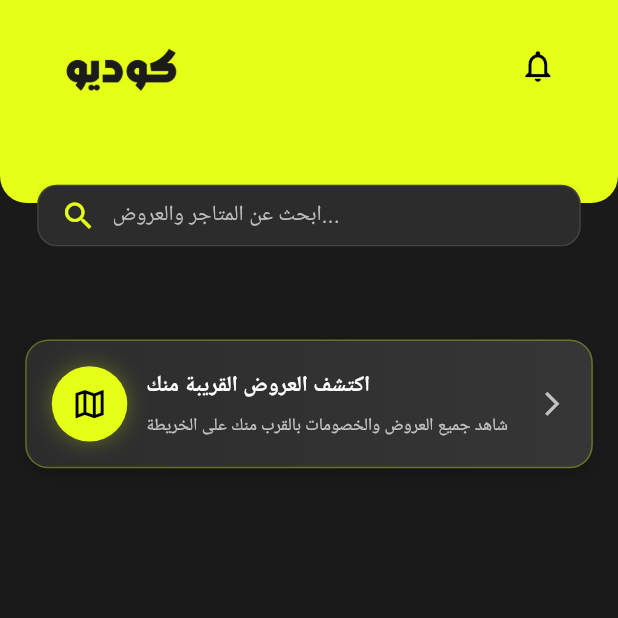
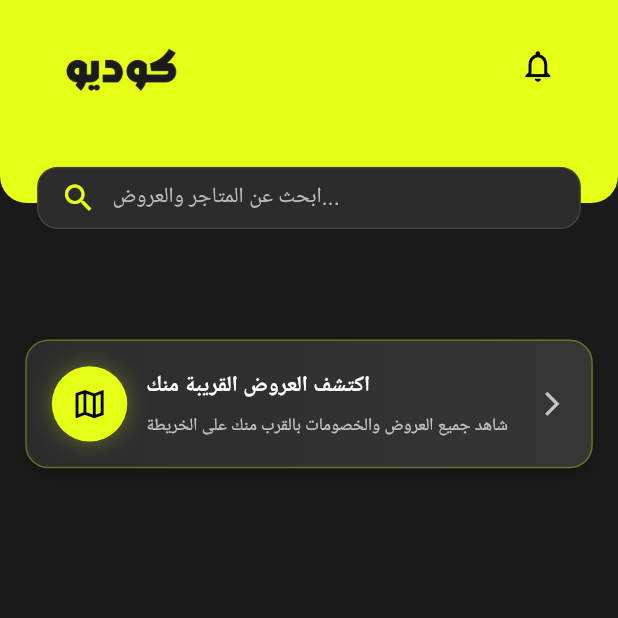
Before and after one commit to Martina-Mamdouh/Codio, a Flutter app: the HomeView screen opened directly, on a phone screen of 412 x 824 dp, the top half of it. Run offline on Flutter 3.47's test engine with Material 3 defaults, Android fonts, the phone set to English and light mode, and no system bars; our stand-ins replace cached_network_image, carousel_slider, file_picker, firebase_core, flutter_map, flutter_screenutil and 11 more; missing offline and left inert: in_app_update, onesignal_flutter; accounts and stored records are empty; network calls fail; Roboto replaces fonts that are missing (Cairo).

Commit message:
fix yellow layout

```diff
--- a/lib/app/views/home_view.dart
+++ b/lib/app/views/home_view.dart
@@ -147,7 +147,11 @@ class HomeView extends StatelessWidget {
                         ),
                         // Search Bar Positioned to straddle
                         Positioned(
-                          bottom: 0, // Match the bottom of the SizedBox
+                          top: (MediaQuery.of(context).orientation ==
+                                      Orientation.landscape
+                                  ? 160.h
+                                  : 140.h) -
+                              25.h,
                           left: 0,
                           right: 0,
                           child: Center(child: _buildSearchBar(context)),
--- a/lib/app/views/widgets/unified_header.dart
+++ b/lib/app/views/widgets/unified_header.dart
@@ -30,7 +30,7 @@ class UnifiedHeader extends StatelessWidget {
 
     final bool isLandscape =
         MediaQuery.of(context).orientation == Orientation.landscape;
-    final double backgroundHeight = isLandscape ? 160.h : 130.h;
+    final double backgroundHeight = isLandscape ? 160.h : 140.h;
     final double totalHeight =
         backgroundHeight + 30.h; // Account for search bar straddle
 
--- a/lib/app/views/widgets/yellow_scaffold.dart
+++ b/lib/app/views/widgets/yellow_scaffold.dart
@@ -29,10 +29,13 @@ class YellowScaffold extends StatelessWidget {
           // Yellow Header Container (Curved Bottom)
           Container(
             width: double.infinity,
+            height: MediaQuery.of(context).orientation == Orientation.landscape
+                ? 160.h
+                : 140.h,
             decoration: BoxDecoration(
               color: const Color(0xFFE5FF17),
               borderRadius: BorderRadius.vertical(
-                bottom: Radius.circular(30.r),
+                bottom: Radius.circular(18),
               ),
             ),
             child: SafeArea(
```
